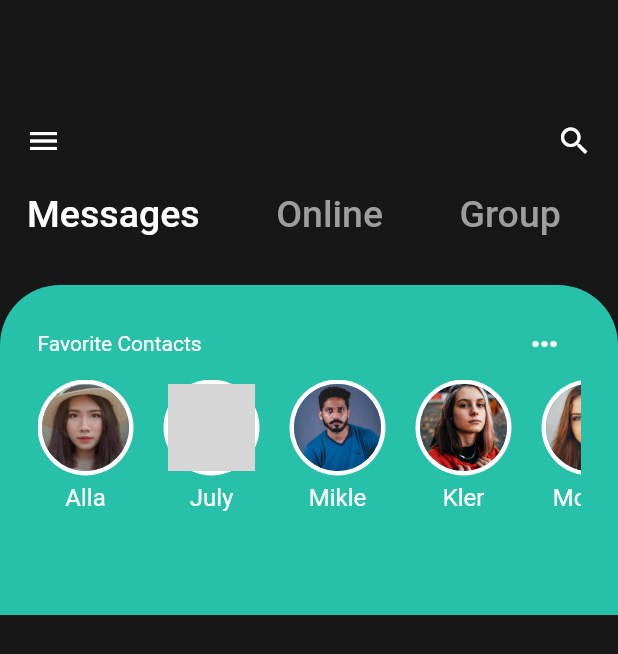
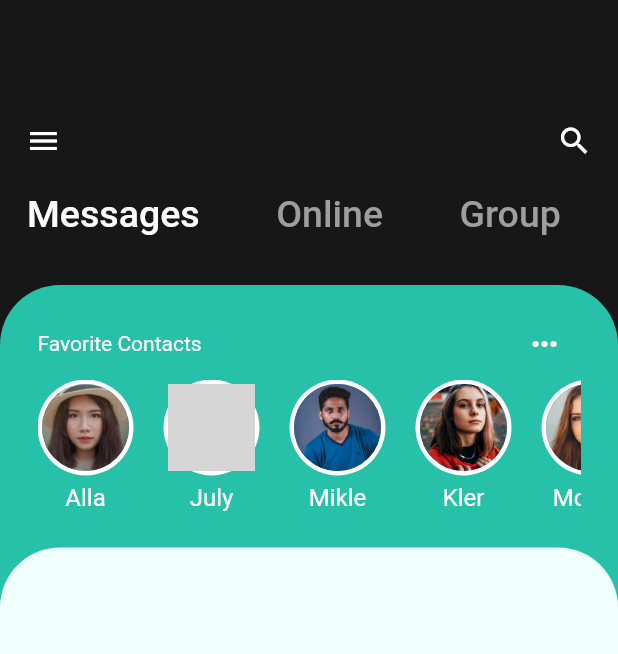
Before and after one commit to lukasvalentino971/Chatting-Apps, a Flutter app: the screen it shows after launch, on a phone screen of 412 x 824 dp. Shown: the top 654 px of the screen. Run offline on Flutter 3.47's test engine with Material 2 defaults, Android fonts, the phone set to English and light mode, and no system bars; grey boxes are pictures that could not be loaded.

Commit message:
feat: add position message

```diff
--- a/chat_ui/lib/main.dart
+++ b/chat_ui/lib/main.dart
@@ -159,6 +159,18 @@ class MyHomePage extends StatelessWidget {
                     )
                   ],
                 ),
+              )),
+          Positioned(
+              top: 365,
+              left: 0,
+              right: 0,
+              bottom: 0,
+              child: Container(
+                decoration: BoxDecoration(
+                    borderRadius: BorderRadius.only(
+                        topLeft: Radius.circular(40),
+                        topRight: Radius.circular(40)),
+                    color: Color(0xFFEFFFFC)),
               ))
         ],
       ),
```
